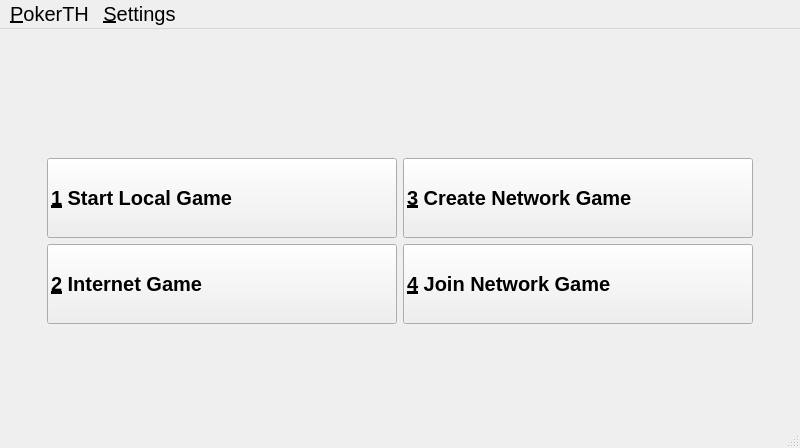
This is src/gui/qt/gui_800x480/startwindow_800x480.ui in pokerth/pokerth as Qt 5 draws it before an edit. The edited form follows.
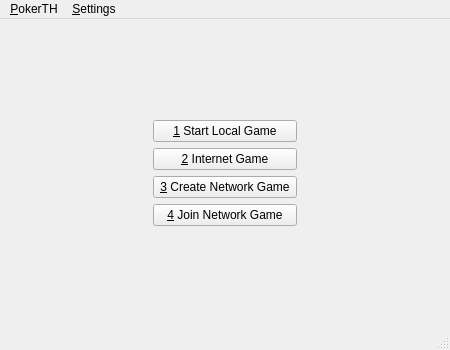
This is the edited form. Icons and pictures are not drawn.

```diff
--- a/src/gui/qt/gui_800x480/startwindow_800x480.ui
+++ b/src/gui/qt/gui_800x480/startwindow_800x480.ui
@@ -6,41 +6,26 @@
    <rect>
     <x>0</x>
     <y>0</y>
-    <width>800</width>
-    <height>448</height>
+    <width>450</width>
+    <height>350</height>
    </rect>
   </property>
   <property name="minimumSize">
    <size>
-    <width>800</width>
-    <height>448</height>
+    <width>450</width>
+    <height>350</height>
    </size>
   </property>
   <property name="maximumSize">
    <size>
-    <width>800</width>
-    <height>448</height>
+    <width>450</width>
+    <height>350</height>
    </size>
   </property>
   <property name="windowTitle">
    <string>PokerTH - The Open-Source Texas Holdem Engine</string>
   </property>
-  <property name="styleSheet">
-   <string notr="true"/>
-  </property>
   <widget class="QWidget" name="centralwidget">
-   <property name="minimumSize">
-    <size>
-     <width>800</width>
-     <height>424</height>
-    </size>
-   </property>
-   <property name="maximumSize">
-    <size>
-     <width>800</width>
-     <height>424</height>
-    </size>
-   </property>
    <layout class="QGridLayout" name="gridLayout_2">
     <item row="0" column="1">
      <spacer>
@@ -78,32 +63,9 @@
           <verstretch>0</verstretch>
          </sizepolicy>
         </property>
-        <property name="minimumSize">
-         <size>
-          <width>350</width>
-          <height>80</height>
-         </size>
-        </property>
-        <property name="maximumSize">
-         <size>
-          <width>350</width>
-          <height>80</height>
-         </size>
-        </property>
-        <property name="font">
-         <font>
-          <pointsize>-1</pointsize>
-          <weight>75</weight>
-          <italic>false</italic>
-          <bold>true</bold>
-         </font>
-        </property>
         <property name="focusPolicy">
          <enum>Qt::NoFocus</enum>
         </property>
-        <property name="styleSheet">
-         <string notr="true">QPushButton { text-align:left; font: bold 20px; padding-left: 3px; padding-bottom: 3px; padding-top: 3px; padding-right: 3px;}</string>
-        </property>
         <property name="text">
          <string>&amp;1 Start Local Game</string>
         </property>
@@ -127,32 +89,9 @@
           <verstretch>0</verstretch>
          </sizepolicy>
         </property>
-        <property name="minimumSize">
-         <size>
-          <width>350</width>
-          <height>80</height>
-         </size>
-        </property>
-        <property name="maximumSize">
-         <size>
-          <width>350</width>
-          <height>80</height>
-         </size>
-        </property>
-        <property name="font">
-         <font>
-          <pointsize>-1</pointsize>
-          <weight>75</weight>
-          <italic>false</italic>
-          <bold>true</bold>
-         </font>
-        </property>
         <property name="focusPolicy">
          <enum>Qt::NoFocus</enum>
         </property>
-        <property name="styleSheet">
-         <string notr="true">QPushButton { text-align:left; font: bold 20px; padding-left: 3px; padding-bottom: 3px; padding-top: 3px; padding-right: 3px;}</string>
-        </property>
         <property name="text">
          <string>&amp;2 Internet Game</string>
         </property>
@@ -168,7 +107,7 @@
         </property>
        </widget>
       </item>
-      <item row="0" column="1">
+      <item row="2" column="0">
        <widget class="QPushButton" name="pushButton_Create_Network_Game">
         <property name="sizePolicy">
          <sizepolicy hsizetype="MinimumExpanding" vsizetype="Preferred">
@@ -176,32 +115,9 @@
           <verstretch>0</verstretch>
          </sizepolicy>
         </property>
-        <property name="minimumSize">
-         <size>
-          <width>350</width>
-          <height>80</height>
-         </size>
-        </property>
-        <property name="maximumSize">
-         <size>
-          <width>350</width>
-          <height>80</height>
-         </size>
-        </property>
-        <property name="font">
-         <font>
-          <pointsize>-1</pointsize>
-          <weight>75</weight>
-          <italic>false</italic>
-          <bold>true</bold>
-         </font>
-        </property>
         <property name="focusPolicy">
          <enum>Qt::NoFocus</enum>
         </property>
-        <property name="styleSheet">
-         <string notr="true">QPushButton { text-align:left; font: bold 20px; padding-left: 3px; padding-bottom: 3px; padding-top: 3px; padding-right: 3px;}</string>
-        </property>
         <property name="text">
          <string>&amp;3 Create Network Game</string>
         </property>
@@ -217,7 +133,7 @@
         </property>
        </widget>
       </item>
-      <item row="1" column="1">
+      <item row="3" column="0">
        <widget class="QPushButton" name="pushButton_Join_Network_Game">
         <property name="sizePolicy">
          <sizepolicy hsizetype="MinimumExpanding" vsizetype="Preferred">
@@ -225,37 +141,11 @@
           <verstretch>0</verstretch>
          </sizepolicy>
         </property>
-        <property name="minimumSize">
-         <size>
-          <width>350</width>
-          <height>80</height>
-         </size>
-        </property>
-        <property name="maximumSize">
-         <size>
-          <width>350</width>
-          <height>80</height>
-         </size>
-        </property>
-        <property name="font">
-         <font>
-          <pointsize>-1</pointsize>
-          <weight>75</weight>
-          <italic>false</italic>
-          <bold>true</bold>
-         </font>
-        </property>
         <property name="focusPolicy">
          <enum>Qt::NoFocus</enum>
         </property>
-        <property name="layoutDirection">
-         <enum>Qt::LeftToRight</enum>
-        </property>
-        <property name="autoFillBackground">
-         <bool>false</bool>
-        </property>
         <property name="styleSheet">
-         <string notr="true">QPushButton { text-align:left; font: bold 20px; padding-left: 3px; padding-bottom: 3px; padding-top: 3px; padding-right: 3px;}</string>
+         <string notr="true"/>
         </property>
         <property name="text">
          <string>&amp;4 Join Network Game</string>
@@ -270,12 +160,6 @@
           <height>32</height>
          </size>
         </property>
-        <property name="autoDefault">
-         <bool>false</bool>
-        </property>
-        <property name="flat">
-         <bool>false</bool>
-        </property>
        </widget>
       </item>
      </layout>
@@ -313,13 +197,10 @@
     <rect>
      <x>0</x>
      <y>0</y>
-     <width>800</width>
-     <height>34</height>
+     <width>450</width>
+     <height>20</height>
     </rect>
    </property>
-   <property name="styleSheet">
-    <string notr="true">QObject {font-size: 20px}</string>
-   </property>
    <widget class="QMenu" name="menuPokerTH">
     <property name="styleSheet">
      <string notr="true"/>
```
Left out of the diff: 29 changed lines with no effect on the pictures.
